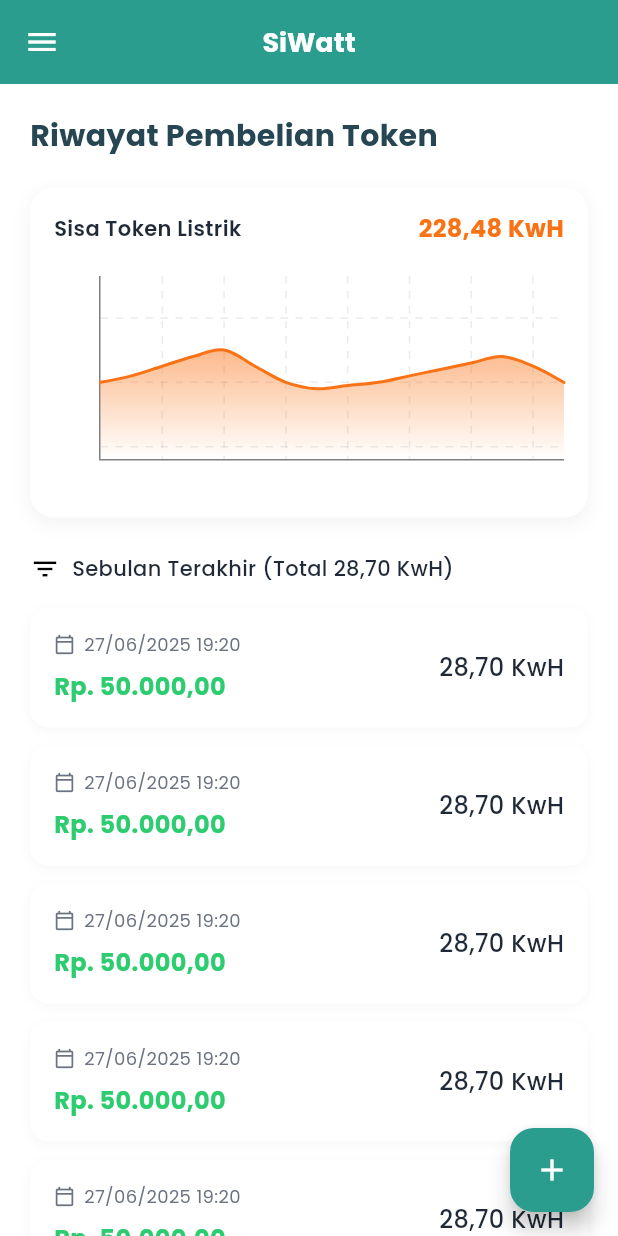
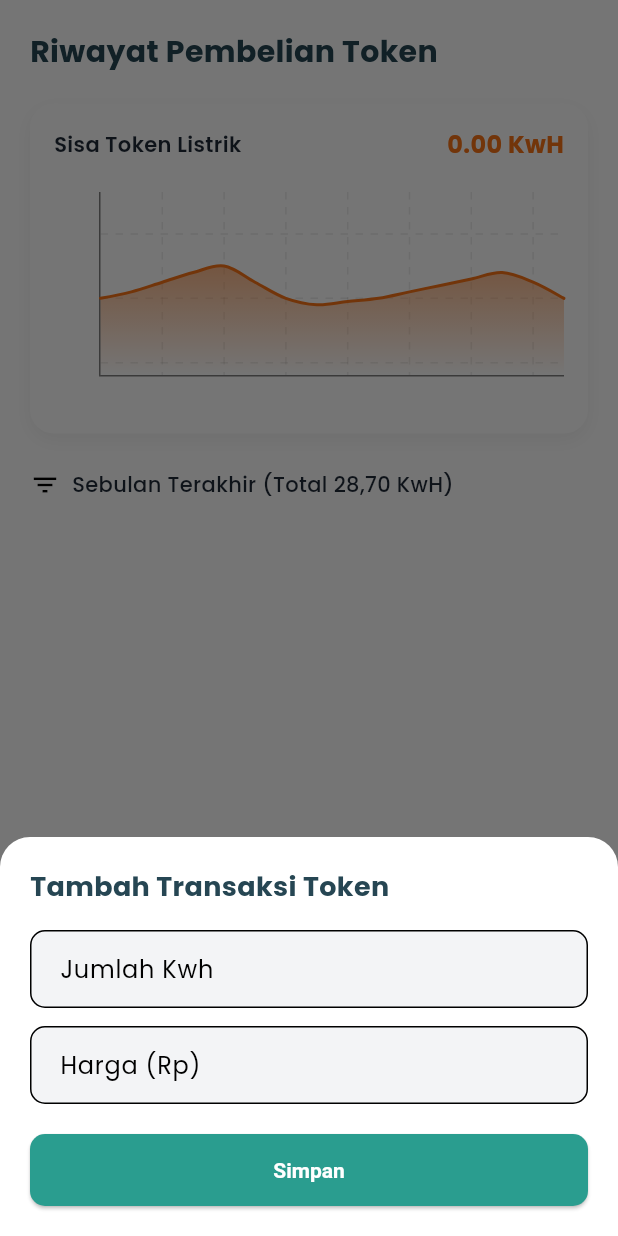
Before and after one commit to hakimfrh/siwatt-mobile, a Flutter app: the TokenPage screen opened directly, after a tap on the "add" icon, on a phone screen of 412 x 824 dp. Run offline on Flutter 3.47's test engine with Material 3 defaults, Android fonts, the phone set to English and light mode, and no system bars; drawn by our look-alikes of fl_chart; our stand-ins replace dio, flutter_secure_storage, get, hive_ce, hive_ce_flutter; missing offline and left inert: mqtt_client; accounts and stored records are empty; network calls fail.

Commit message:
add transaction management and UI for token transactions

```diff
--- /dev/null
+++ b/lib/core/models/token_transaction.dart
@@ -0,0 +1,24 @@
+
+import 'package:json_annotation/json_annotation.dart';
+
+part 'token_transaction.g.dart';
+
+@JsonSerializable(fieldRename: FieldRename.snake)
+class TokenTransaction {
+  int id;
+  int deviceId;
+  String amountKwh;
+  String price;
+  String createdAt;
+
+  TokenTransaction({
+    required this.id,
+    required this.deviceId,
+    required this.amountKwh,
+    required this.price,
+    required this.createdAt,
+  });
+
+  factory TokenTransaction.fromJson(Map<String, dynamic> json) => _$TokenTransactionFromJson(json);
+  Map<String, dynamic> toJson() => _$TokenTransactionToJson(this);
+}
--- a/lib/core/network/api_url.dart
+++ b/lib/core/network/api_url.dart
@@ -6,4 +6,5 @@ class ApiUrl {
   static const String devices = '/api/devices';
   static const String deviceData = '/api/data-hourly';
   static const String dashboardData = '/api/dashboard/stats';
+  static const String transactions = '/api/tokens/transactions';
 }
--- a/lib/features/Home/controllers/home_controller.dart
+++ b/lib/features/Home/controllers/home_controller.dart
@@ -3,18 +3,18 @@ import 'package:siwatt_mobile/core/models/devices_data.dart';
 import 'package:siwatt_mobile/core/network/api_url.dart';
 import 'package:siwatt_mobile/core/network/dio_controller.dart';
 import 'package:siwatt_mobile/features/home/models/dashboardStats.dart';
+import 'package:siwatt_mobile/features/main/controllers/main_controller.dart';
 
 class HomeController extends GetxController {
   final dio = Get.find<DioClient>().dio;
   var isLoading = false.obs;
-  var deviceData = Rx<dynamic>(null);
   var todayDataList = <DeviceData>[].obs;
   var dashboardStats = Rx<DashboardStats?>(null);
 
   @override
   void onInit() {
     super.onInit();
-    refreshData();
+    refreshData(currentDeviceID: Get.find<MainController>().currentDevice.value?.id ?? 1);
   }
 
   Future<void> refreshData({int currentDeviceID = 1}) async {
--- a/lib/features/Main/pages/main_wrapper.dart
+++ b/lib/features/Main/pages/main_wrapper.dart
@@ -27,14 +27,15 @@ class MainWrapper extends StatelessWidget {
         backgroundColor: SiwattColors.primary,
         // The leading icon (drawer menu) is automatically added by Scaffold when a drawer is present.
       ),
-      drawer: Drawer(
+
+      drawer: SafeArea(
+        child: Drawer(
           backgroundColor: colorScheme.primary,
           child: Padding(
             padding: const EdgeInsets.symmetric(horizontal: 16.0, vertical: 24),
             child: Column(
               crossAxisAlignment: CrossAxisAlignment.start,
               children: [
-              SizedBox(height: 16,),
                 Row(
                   children: [
                     Text("Devices", style: textTheme.headlineLarge?.copyWith(color: Colors.white)),
@@ -121,6 +122,7 @@ class MainWrapper extends StatelessWidget {
             ),
           ),
         ),
+      ),
       body: Obx(() => pages[controller.currentIndex.value]),
       bottomNavigationBar: Obx(
         () => Theme(
--- /dev/null
+++ b/lib/features/Token/controllers/transaction_controller.dart
@@ -0,0 +1,63 @@
+import 'package:get/get.dart';
+import 'package:siwatt_mobile/core/models/token_transaction.dart';
+import 'package:siwatt_mobile/core/network/api_url.dart';
+import 'package:siwatt_mobile/core/network/dio_controller.dart';
+import 'package:siwatt_mobile/features/main/controllers/main_controller.dart';
+
+class TransactionController extends GetxController{
+ final dio = Get.find<DioClient>().dio;
+  var isLoading = false.obs;
+  var transactions = <TokenTransaction>[].obs;
+
+  @override
+  void onInit() {
+    super.onInit();
+    fetchTransactions();
+  }
+
+  Future<void> addTransaction(String amountKwh, String price) async {
+    try {
+      final deviceId = Get.find<MainController>().currentDevice.value?.id;
+      if (deviceId == null) {
+        Get.snackbar("Error", "No device selected");
+        return;
+      }
+
+      final body = {
+        "device_id": deviceId.toString(),
+        "amount_kwh": amountKwh,
+        "price": price
+      };
+
+      final response = await dio.post(ApiUrl.transactions, data: body);
+      if (response.statusCode == 200 || response.statusCode == 201) {
+        Get.snackbar("Success", "Transaction added successfully");
+        fetchTransactions(); // Refresh list
+        Get.back(); // Close modal being confident (though usually do this in UI)
+      }
+    } catch (e) {
+      print('Error adding transaction: $e');
+      Get.snackbar("Error", "Failed to add transaction");
+    }
+  }
+
+  Future<void> fetchTransactions() async {
+    isLoading.value = true;
+    try {
+      final response = await dio.get("${ApiUrl.transactions}/${Get.find<MainController>().currentDevice.value?.id ?? 1}");
+      if (response.statusCode == 200) {
+        // Handle the response as needed
+        print('Transactions: ${response.data}');
+        //Transactions: {code: 200, message: Token transactions retrieved, data_length: 2, total_data: 2, total_pages: 1, current_page: 1, data_per_page: 10, data: [{id: 1, device_id: 1, amount_kwh: 12.6000, price: 50000.00, created_at: 2026-01-10T08:38:49}, {id: 2, device_id: 1, amount_kwh: 8.6000, price: 25000.00, created_at: 2026-01-10T08:39:14}]}
+        List<dynamic> data = response.data['data'];
+        transactions.assignAll(data.map((item) => TokenTransaction.fromJson(item)).toList());
+      }
+    } catch (e) {
+      print('Error fetching transactions: $e');
+    } finally {
+      isLoading.value = false;
+    }
+
+    // Implement transaction fetching logic here
+  }
+}
--- a/lib/features/Token/models/token_transaction_model.dart
+++ /dev/null
@@ -1,13 +0,0 @@
-class TokenTransactionModel {
-  final String date;
-  final String time;
-  final String price;
-  final String kwh;
-
-  TokenTransactionModel({
-    required this.date,
-    required this.time,
-    required this.price,
-    required this.kwh,
-  });
-}
--- a/lib/features/Token/pages/token_page.dart
+++ b/lib/features/Token/pages/token_page.dart
@@ -1,24 +1,113 @@
 import 'package:flutter/material.dart';
+import 'package:get/get.dart';
 import 'package:siwatt_mobile/core/themes/siwatt_colors.dart';
-import 'package:siwatt_mobile/features/token/models/token_transaction_model.dart';
+import 'package:siwatt_mobile/features/main/controllers/main_controller.dart';
+import 'package:siwatt_mobile/features/token/controllers/transaction_controller.dart';
 import 'package:siwatt_mobile/features/token/widgets/token_chart_card.dart';
 import 'package:siwatt_mobile/features/token/widgets/token_history_card.dart';
 
-class TokenPage extends StatelessWidget {
+class TokenPage extends StatefulWidget {
   const TokenPage({super.key});
 
   @override
+  State<TokenPage> createState() => _TokenPageState();
+}
+
+class _TokenPageState extends State<TokenPage> {
+  final TransactionController controller = Get.put(TransactionController());
+
+  void _showAddTransactionModal(BuildContext context) {
+    final amountController = TextEditingController();
+    final priceController = TextEditingController();
+
+    showModalBottomSheet(
+      context: context,
+      isScrollControlled: true,
+      shape: const RoundedRectangleBorder(
+        borderRadius: BorderRadius.vertical(top: Radius.circular(20)),
+      ),
+      builder: (context) {
+        return Padding(
+          padding: EdgeInsets.only(
+            bottom: MediaQuery.of(context).viewInsets.bottom,
+            left: 20,
+            right: 20,
+            top: 20,
+          ),
+          child: Column(
+            mainAxisSize: MainAxisSize.min,
+            crossAxisAlignment: CrossAxisAlignment.stretch,
+            children: [
+              const Text(
+                'Tambah Transaksi Token',
+                style: TextStyle(
+                  fontSize: 18,
+                  fontWeight: FontWeight.bold,
+                  color: SiwattColors.primaryDark,
+                ),
+              ),
+              const SizedBox(height: 16),
+              TextField(
+                controller: amountController,
+                keyboardType: const TextInputType.numberWithOptions(decimal: true),
+                decoration: InputDecoration(
+                  labelText: 'Jumlah Kwh',
+                  border: OutlineInputBorder(borderRadius: BorderRadius.circular(10)),
+                ),
+              ),
+              const SizedBox(height: 12),
+              TextField(
+                controller: priceController,
+                keyboardType: TextInputType.number,
+                decoration: InputDecoration(
+                  labelText: 'Harga (Rp)',
+                  border: OutlineInputBorder(borderRadius: BorderRadius.circular(10)),
+                ),
+              ),
+              const SizedBox(height: 20),
+              ElevatedButton(
+                onPressed: () {
+                   if (amountController.text.isEmpty || priceController.text.isEmpty) {
+                    Get.snackbar("Error", "Mohon isi semua data");
+                    return;
+                  }
+
+                  // Confirmation Dialog
+                  Get.defaultDialog(
+                    title: "Konfirmasi",
+                    middleText: "Apakah anda yakin ingin menambahkan transaksi ini?",
+                    textConfirm: "Ya, Simpan",
+                    textCancel: "Batal",
+                    confirmTextColor: Colors.white,
+                    onConfirm: () {
+                      Get.back(); // Close dialog
+                      controller.addTransaction(
+                        amountController.text,
+                        priceController.text,
+                      );
+                      // implemented in controller: Get.back(); // Close modal on success
+                    },
+                  );
+                },
+                style: ElevatedButton.styleFrom(
+                  backgroundColor: SiwattColors.primary,
+                  padding: const EdgeInsets.symmetric(vertical: 14),
+                  shape: RoundedRectangleBorder(
+                    borderRadius: BorderRadius.circular(10),
+                  ),
+                ),
+                child: const Text('Simpan', style: TextStyle(color: Colors.white)),
+              ),
+              const SizedBox(height: 20),
+            ],
+          ),
+        );
+      },
+    );
+  }
+
+  @override
   Widget build(BuildContext context) {
-    // Dummy Data
-    final List<TokenTransactionModel> transactions = List.generate(
-      5,
-      (index) => TokenTransactionModel(
-        date: "27/06/2025",
-        time: "19:20",
-        price: "Rp. 50.000,00",
-        kwh: "28,70",
-      ),
-    );
 
     final List<double> chartData = [
       220, 222, 225, 228, 230, 225, 220, 218, 219, 220, 222, 224, 226, 228, 225, 220
@@ -26,20 +115,6 @@ class TokenPage extends StatelessWidget {
 
     return Scaffold(
       backgroundColor: SiwattColors.background,
-      appBar: AppBar(
-        backgroundColor: SiwattColors.primary,
-        elevation: 0,
-        leading: IconButton(
-          icon: const Icon(Icons.menu, color: Colors.white),
-          onPressed: () {},
-        ),
-        title: const Text(
-          "SiWatt",
-          style: TextStyle(
-              color: Colors.white, fontWeight: FontWeight.bold, fontSize: 18),
-        ),
-        centerTitle: true,
-      ),
       body: SingleChildScrollView(
         padding: const EdgeInsets.all(20),
         child: Column(
@@ -55,7 +130,7 @@ class TokenPage extends StatelessWidget {
             ),
             const SizedBox(height: 20),
             TokenChartCard(
-              value: "228,48",
+              value: (Get.find<MainController>().currentDevice.value?.tokenBalance ?? 0.00).toStringAsFixed(2),
               unit: "KwH",
               dataPoints: chartData,
             ),
@@ -75,21 +150,21 @@ class TokenPage extends StatelessWidget {
               ],
             ),
             const SizedBox(height: 16),
-            ListView.builder(
-              itemCount: transactions.length,
+            Obx(() => ListView.builder(
+              itemCount: controller.transactions.length,
               shrinkWrap: true,
               physics: const NeverScrollableScrollPhysics(),
               itemBuilder: (context, index) {
-                return TokenHistoryCard(item: transactions[index]);
+                return TokenHistoryCard(item: controller.transactions[index]);
               },
-            ),
+            )),
             // Padding for FAB space
             const SizedBox(height: 80),
           ],
         ),
       ),
       floatingActionButton: FloatingActionButton(
-        onPressed: () {},
+        onPressed: () => _showAddTransactionModal(context),
         backgroundColor: SiwattColors.primary,
         child: const Icon(Icons.add, color: Colors.white),
       ),
--- a/lib/features/Token/widgets/token_history_card.dart
+++ b/lib/features/Token/widgets/token_history_card.dart
@@ -1,9 +1,10 @@
 import 'package:flutter/material.dart';
+import 'package:intl/intl.dart';
+import 'package:siwatt_mobile/core/models/token_transaction.dart';
 import 'package:siwatt_mobile/core/themes/siwatt_colors.dart';
-import 'package:siwatt_mobile/features/token/models/token_transaction_model.dart';
 
 class TokenHistoryCard extends StatelessWidget {
-  final TokenTransactionModel item;
+  final TokenTransaction item;
 
   const TokenHistoryCard({super.key, required this.item});
 
@@ -35,7 +36,7 @@ class TokenHistoryCard extends StatelessWidget {
                       size: 14, color: SiwattColors.textSecondary),
                   const SizedBox(width: 6),
                   Text(
-                    "${item.date} ${item.time}",
+                    "${DateFormat('dd MMM yyyy - HH:mm').format(DateTime.parse(item.createdAt))}",
                     style: const TextStyle(
                       fontSize: 12,
                       color: SiwattColors.textSecondary,
@@ -45,7 +46,11 @@ class TokenHistoryCard extends StatelessWidget {
               ),
               const SizedBox(height: 8),
               Text(
-                item.price,
+                NumberFormat.currency(
+                  locale: 'id_ID',
+                  symbol: 'Rp ',
+                  decimalDigits: 0,
+                ).format(double.tryParse(item.price) ?? 0),
                 style: const TextStyle(
                   fontSize: 16,
                   fontWeight: FontWeight.bold,
@@ -55,7 +60,7 @@ class TokenHistoryCard extends StatelessWidget {
             ],
           ),
           Text(
-            "${item.kwh} KwH",
+            "${item.amountKwh} KwH",
             style: const TextStyle(
               fontSize: 16,
               fontWeight: FontWeight.w500,
--- a/pubspec.yaml
+++ b/pubspec.yaml
@@ -17,6 +17,7 @@ dependencies:
   hive_ce: ^2.18.0
   hive_ce_flutter: ^2.3.4
   mqtt_client: ^10.11.5
+  intl: ^0.20.2
 
 dev_dependencies:
   flutter_test:
```
Also changed, not shown: lib/core/models/token_transaction.g.dart (added), pubspec.lock. Lines whose indentation alone changed are shown as unchanged.
